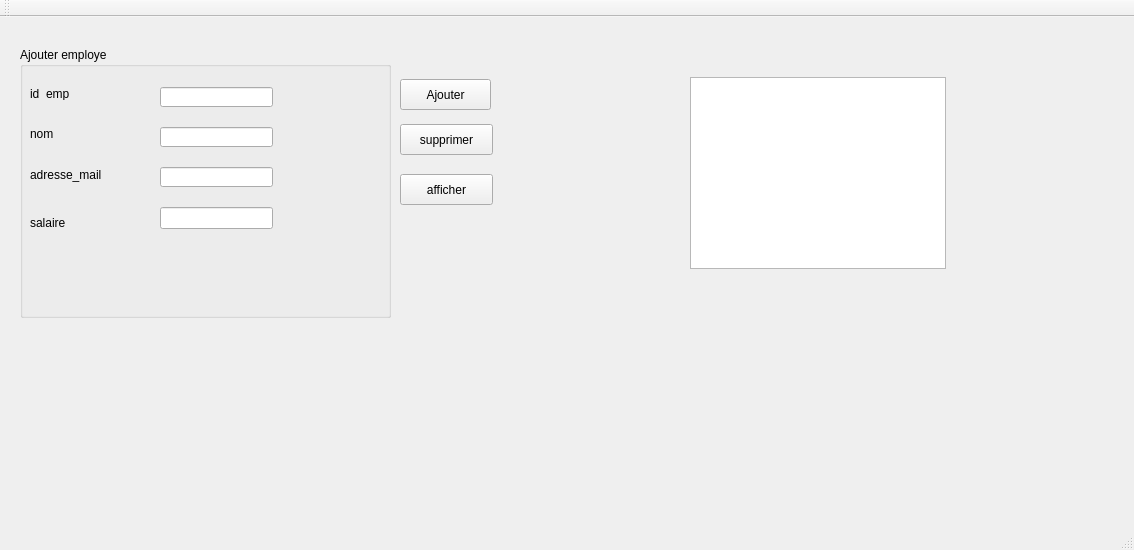
hintoman/olympic_games_2A24, file connection/mainwindow.ui: the form before one commit.
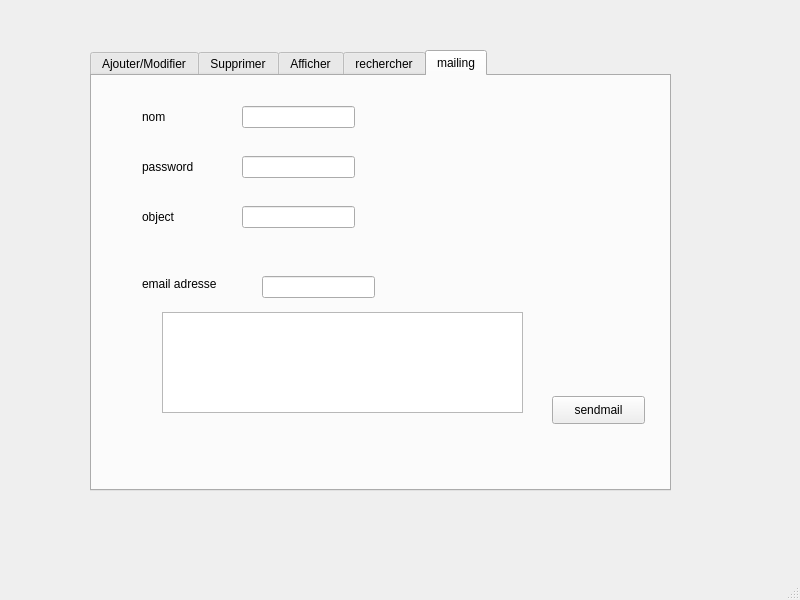
The form after the commit. The open tabs and pages were chosen to show the change. Custom widgets are drawn as their Qt base class.

Patch:
```diff
--- a/connection/mainwindow.ui
+++ b/connection/mainwindow.ui
@@ -6,33 +6,82 @@
    <rect>
     <x>0</x>
     <y>0</y>
-    <width>1134</width>
-    <height>550</height>
+    <width>800</width>
+    <height>600</height>
    </rect>
   </property>
+  <property name="font">
+   <font>
+    <family>MS Shell Dlg 2</family>
+   </font>
+  </property>
   <property name="windowTitle">
-   <string>Gestion des Clients</string>
+   <string>MainWindow</string>
   </property>
-  <widget class="QWidget" name="centralWidget">
-   <widget class="QGroupBox" name="groupBox">
+  <widget class="QWidget" name="centralwidget">
+   <widget class="QTabWidget" name="rechercher">
     <property name="geometry">
      <rect>
-      <x>20</x>
-      <y>30</y>
-      <width>371</width>
-      <height>271</height>
+      <x>90</x>
+      <y>50</y>
+      <width>581</width>
+      <height>441</height>
      </rect>
     </property>
-    <property name="title">
-     <string>Ajouter employe</string>
+    <property name="currentIndex">
+     <number>2</number>
     </property>
+    <widget class="QWidget" name="tab">
+     <attribute name="title">
+      <string>Ajouter/Modifier</string>
+     </attribute>
+     <widget class="QLineEdit" name="id_emp">
+      <property name="geometry">
+       <rect>
+        <x>150</x>
+        <y>50</y>
+        <width>113</width>
+        <height>22</height>
+       </rect>
+      </property>
+     </widget>
+     <widget class="QLineEdit" name="nom">
+      <property name="geometry">
+       <rect>
+        <x>150</x>
+        <y>100</y>
+        <width>113</width>
+        <height>22</height>
+       </rect>
+      </property>
+     </widget>
+     <widget class="QLineEdit" name="salaire">
+      <property name="geometry">
+       <rect>
+        <x>150</x>
+        <y>160</y>
+        <width>113</width>
+        <height>22</height>
+       </rect>
+      </property>
+     </widget>
+     <widget class="QDateEdit" name="dateEdit">
+      <property name="geometry">
+       <rect>
+        <x>150</x>
+        <y>210</y>
+        <width>110</width>
+        <height>22</height>
+       </rect>
+      </property>
+     </widget>
     <widget class="QLabel" name="label">
      <property name="geometry">
       <rect>
-       <x>10</x>
-       <y>40</y>
-       <width>47</width>
-       <height>13</height>
+        <x>50</x>
+        <y>50</y>
+        <width>56</width>
+        <height>16</height>
       </rect>
      </property>
      <property name="text">
@@ -42,10 +91,10 @@
     <widget class="QLabel" name="label_2">
      <property name="geometry">
       <rect>
-       <x>10</x>
-       <y>80</y>
-       <width>47</width>
-       <height>13</height>
+        <x>50</x>
+        <y>100</y>
+        <width>56</width>
+        <height>16</height>
       </rect>
      </property>
      <property name="text">
@@ -55,80 +104,36 @@
     <widget class="QLabel" name="label_3">
      <property name="geometry">
       <rect>
-       <x>10</x>
-       <y>120</y>
-       <width>81</width>
+        <x>50</x>
+        <y>160</y>
+        <width>56</width>
        <height>16</height>
       </rect>
      </property>
      <property name="text">
-      <string>adresse_mail</string>
-     </property>
-    </widget>
-    <widget class="QLineEdit" name="id_emp">
-     <property name="geometry">
-      <rect>
-       <x>140</x>
-       <y>40</y>
-       <width>113</width>
-       <height>20</height>
-      </rect>
-     </property>
-     <property name="tabletTracking">
-      <bool>true</bool>
-     </property>
-    </widget>
-    <widget class="QLineEdit" name="nom">
-     <property name="geometry">
-      <rect>
-       <x>140</x>
-       <y>80</y>
-       <width>113</width>
-       <height>20</height>
-      </rect>
-     </property>
-    </widget>
-    <widget class="QLineEdit" name="adresse_mail">
-     <property name="geometry">
-      <rect>
-       <x>140</x>
-       <y>120</y>
-       <width>113</width>
-       <height>20</height>
-      </rect>
-     </property>
-    </widget>
-    <widget class="QLineEdit" name="lineEdit5">
-     <property name="geometry">
-      <rect>
-       <x>140</x>
-       <y>160</y>
-       <width>113</width>
-       <height>22</height>
-      </rect>
+       <string>salaire</string>
      </property>
     </widget>
     <widget class="QLabel" name="label_4">
      <property name="geometry">
       <rect>
-       <x>10</x>
-       <y>160</y>
-       <width>71</width>
-       <height>31</height>
+        <x>50</x>
+        <y>210</y>
+        <width>56</width>
+        <height>16</height>
       </rect>
      </property>
      <property name="text">
-      <string>salaire</string>
-     </property>
-    </widget>
+       <string>date_entre</string>
+      </property>
    </widget>
    <widget class="QPushButton" name="pushButton">
     <property name="geometry">
      <rect>
-      <x>400</x>
-      <y>62</y>
-      <width>91</width>
-      <height>31</height>
+        <x>300</x>
+        <y>300</y>
+        <width>93</width>
+        <height>28</height>
      </rect>
     </property>
     <property name="text">
@@ -138,73 +143,308 @@
    <widget class="QPushButton" name="pushButton_2">
     <property name="geometry">
      <rect>
-      <x>400</x>
-      <y>107</y>
+        <x>300</x>
+        <y>260</y>
       <width>93</width>
-      <height>31</height>
-     </rect>
-    </property>
-    <property name="font">
-     <font>
-      <family>MS Shell Dlg 2</family>
-     </font>
-    </property>
+        <height>28</height>
+       </rect>
+      </property>
     <property name="text">
-     <string>supprimer</string>
+       <string>Modifier</string>
+      </property>
+     </widget>
+    </widget>
+    <widget class="QWidget" name="tab_2">
+     <attribute name="title">
+      <string>Supprimer</string>
+     </attribute>
+     <widget class="QLineEdit" name="id_empSupp">
+      <property name="geometry">
+       <rect>
+        <x>150</x>
+        <y>80</y>
+        <width>113</width>
+        <height>22</height>
+       </rect>
     </property>
    </widget>
    <widget class="QPushButton" name="pushButton_3">
     <property name="geometry">
      <rect>
-      <x>400</x>
-      <y>157</y>
+        <x>170</x>
+        <y>130</y>
       <width>93</width>
+        <height>28</height>
+       </rect>
+      </property>
+      <property name="text">
+       <string>supprimer</string>
+      </property>
+     </widget>
+     <widget class="QLabel" name="label_5">
+      <property name="geometry">
+       <rect>
+        <x>70</x>
+        <y>80</y>
+        <width>56</width>
+        <height>16</height>
+       </rect>
+      </property>
+      <property name="text">
+       <string>id_emp</string>
+      </property>
+     </widget>
+    </widget>
+    <widget class="QWidget" name="tab_3">
+     <attribute name="title">
+      <string>Afficher</string>
+     </attribute>
+     <widget class="QTableView" name="tablemp">
+      <property name="geometry">
+       <rect>
+        <x>80</x>
+        <y>40</y>
+        <width>421</width>
+        <height>301</height>
+       </rect>
+      </property>
+     </widget>
+     <widget class="QComboBox" name="trier">
+      <property name="geometry">
+       <rect>
+        <x>220</x>
+        <y>360</y>
+        <width>131</width>
       <height>31</height>
      </rect>
     </property>
+      <item>
     <property name="text">
-     <string>afficher</string>
-    </property>
-   </widget>
-   <widget class="employes" name="tab_emp">
+        <string>id_emp</string>
+       </property>
+      </item>
+      <item>
+       <property name="text">
+        <string>salaire</string>
+       </property>
+      </item>
+      <item>
+       <property name="text">
+        <string>date_entre</string>
+       </property>
+      </item>
+     </widget>
+     <widget class="QPushButton" name="pb_pdf">
     <property name="geometry">
      <rect>
-      <x>690</x>
-      <y>60</y>
-      <width>256</width>
-      <height>192</height>
-     </rect>
-    </property>
-   </widget>
-  </widget>
-  <widget class="QMenuBar" name="menuBar">
+        <x>430</x>
+        <y>360</y>
+        <width>93</width>
+        <height>28</height>
+       </rect>
+      </property>
+      <property name="text">
+       <string>imprimer pdf</string>
+      </property>
+     </widget>
+    </widget>
+    <widget class="QWidget" name="tab_4">
+     <attribute name="title">
+      <string>rechercher</string>
+     </attribute>
+     <widget class="QPushButton" name="recherche_button">
+      <property name="geometry">
+       <rect>
+        <x>360</x>
+        <y>40</y>
+        <width>93</width>
+        <height>28</height>
+       </rect>
+      </property>
+      <property name="text">
+       <string>recherche</string>
+      </property>
+     </widget>
+     <widget class="QComboBox" name="recherche_type">
+      <property name="geometry">
+       <rect>
+        <x>50</x>
+        <y>40</y>
+        <width>101</width>
+        <height>31</height>
+       </rect>
+      </property>
+      <item>
+       <property name="text">
+        <string>id_emp</string>
+       </property>
+      </item>
+      <item>
+       <property name="text">
+        <string>nom</string>
+       </property>
+      </item>
+      <item>
+       <property name="text">
+        <string>date_entre</string>
+       </property>
+      </item>
+     </widget>
+     <widget class="QLineEdit" name="text_recherche">
+      <property name="geometry">
+       <rect>
+        <x>200</x>
+        <y>40</y>
+        <width>113</width>
+        <height>22</height>
+       </rect>
+      </property>
+     </widget>
+     <widget class="QTableView" name="tablemp_1">
+      <property name="geometry">
+       <rect>
+        <x>70</x>
+        <y>120</y>
+        <width>401</width>
+        <height>211</height>
+       </rect>
+      </property>
+     </widget>
+    </widget>
+    <widget class="QWidget" name="tab_5">
+     <attribute name="title">
+      <string>mailing</string>
+     </attribute>
+     <widget class="QPushButton" name="sendmail">
+      <property name="geometry">
+       <rect>
+        <x>460</x>
+        <y>320</y>
+        <width>93</width>
+        <height>28</height>
+       </rect>
+      </property>
+      <property name="text">
+       <string>sendmail</string>
+      </property>
+     </widget>
+     <widget class="QLineEdit" name="name">
+      <property name="geometry">
+       <rect>
+        <x>150</x>
+        <y>30</y>
+        <width>113</width>
+        <height>22</height>
+       </rect>
+      </property>
+     </widget>
+     <widget class="QLabel" name="label_6">
+      <property name="geometry">
+       <rect>
+        <x>50</x>
+        <y>30</y>
+        <width>61</width>
+        <height>21</height>
+       </rect>
+      </property>
+      <property name="text">
+       <string>nom</string>
+      </property>
+     </widget>
+     <widget class="QLineEdit" name="passwrd">
+      <property name="geometry">
+       <rect>
+        <x>150</x>
+        <y>80</y>
+        <width>113</width>
+        <height>22</height>
+       </rect>
+      </property>
+     </widget>
+     <widget class="QLabel" name="label_7">
+      <property name="geometry">
+       <rect>
+        <x>50</x>
+        <y>80</y>
+        <width>61</width>
+        <height>21</height>
+       </rect>
+      </property>
+      <property name="text">
+       <string>password</string>
+      </property>
+     </widget>
+     <widget class="QLineEdit" name="object">
+      <property name="geometry">
+       <rect>
+        <x>150</x>
+        <y>130</y>
+        <width>113</width>
+        <height>22</height>
+       </rect>
+      </property>
+     </widget>
+     <widget class="QLabel" name="label_8">
+      <property name="geometry">
+       <rect>
+        <x>50</x>
+        <y>130</y>
+        <width>61</width>
+        <height>21</height>
+       </rect>
+      </property>
+      <property name="text">
+       <string>object</string>
+      </property>
+     </widget>
+     <widget class="QLineEdit" name="recep">
+      <property name="geometry">
+       <rect>
+        <x>170</x>
+        <y>200</y>
+        <width>113</width>
+        <height>22</height>
+       </rect>
+      </property>
+     </widget>
+     <widget class="QLabel" name="label_9">
+      <property name="geometry">
+       <rect>
+        <x>50</x>
+        <y>200</y>
+        <width>91</width>
+        <height>16</height>
+       </rect>
+      </property>
+      <property name="text">
+       <string>email adresse</string>
+      </property>
+     </widget>
+     <widget class="QPlainTextEdit" name="plainTextEdit">
+      <property name="geometry">
+       <rect>
+        <x>70</x>
+        <y>236</y>
+        <width>361</width>
+        <height>101</height>
+       </rect>
+      </property>
+     </widget>
+    </widget>
+   </widget>
+  </widget>
+  <widget class="QMenuBar" name="menubar">
    <property name="geometry">
     <rect>
      <x>0</x>
      <y>0</y>
-     <width>1134</width>
+     <width>800</width>
      <height>26</height>
     </rect>
    </property>
   </widget>
-  <widget class="QToolBar" name="mainToolBar">
-   <attribute name="toolBarArea">
-    <enum>TopToolBarArea</enum>
-   </attribute>
-   <attribute name="toolBarBreak">
-    <bool>false</bool>
-   </attribute>
-  </widget>
-  <widget class="QStatusBar" name="statusBar"/>
- </widget>
- <layoutdefault spacing="6" margin="11"/>
- <customwidgets>
-  <customwidget>
-   <class>employes</class>
-   <extends>QTableWidget</extends>
-   <header>employes.h</header>
-  </customwidget>
- </customwidgets>
+  <widget class="QStatusBar" name="statusbar"/>
+ </widget>
  <resources/>
  <connections/>
 </ui>
```
Lines whose indentation alone changed are shown as unchanged.
